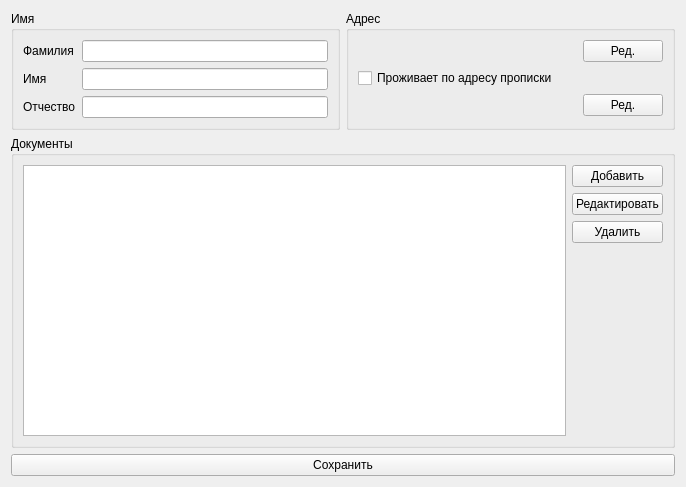
This is src/patients/patienteditwidget.ui in megakoko/m-system as Qt 5 draws it before an edit. The edited form follows.
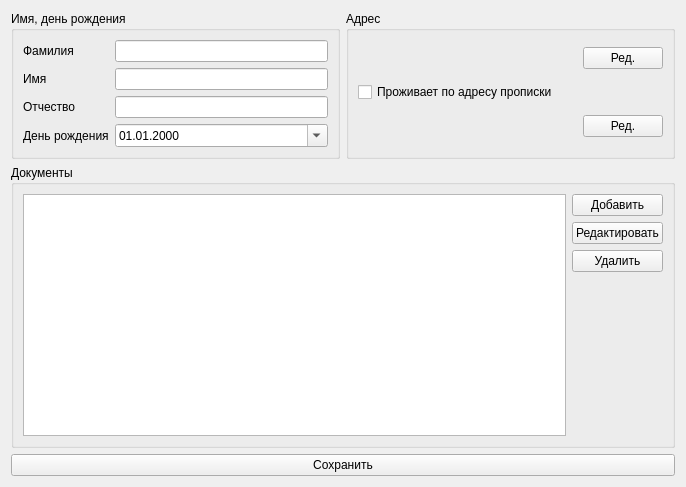
This is the edited form.

Commit message: Добавил пациентам день рождения.

Patch:
```diff
--- a/src/patients/patienteditwidget.ui
+++ b/src/patients/patienteditwidget.ui
@@ -19,7 +19,7 @@
      <item>
       <widget class="QGroupBox" name="groupBox">
        <property name="title">
-        <string>Имя</string>
+        <string>Имя, день рождения</string>
        </property>
        <property name="flat">
         <bool>false</bool>
@@ -64,6 +64,23 @@
         <item row="2" column="1">
          <widget class="QLineEdit" name="m_patronymic"/>
         </item>
+        <item row="3" column="0">
+         <widget class="QLabel" name="label_4">
+          <property name="text">
+           <string>День рождения</string>
+          </property>
+         </widget>
+        </item>
+        <item row="3" column="1">
+         <widget class="QDateEdit" name="m_birthDay">
+          <property name="displayFormat">
+           <string>dd.MM.yyyy</string>
+          </property>
+          <property name="calendarPopup">
+           <bool>true</bool>
+          </property>
+         </widget>
+        </item>
        </layout>
       </widget>
      </item>
```
The commit also changes 2 other files.
